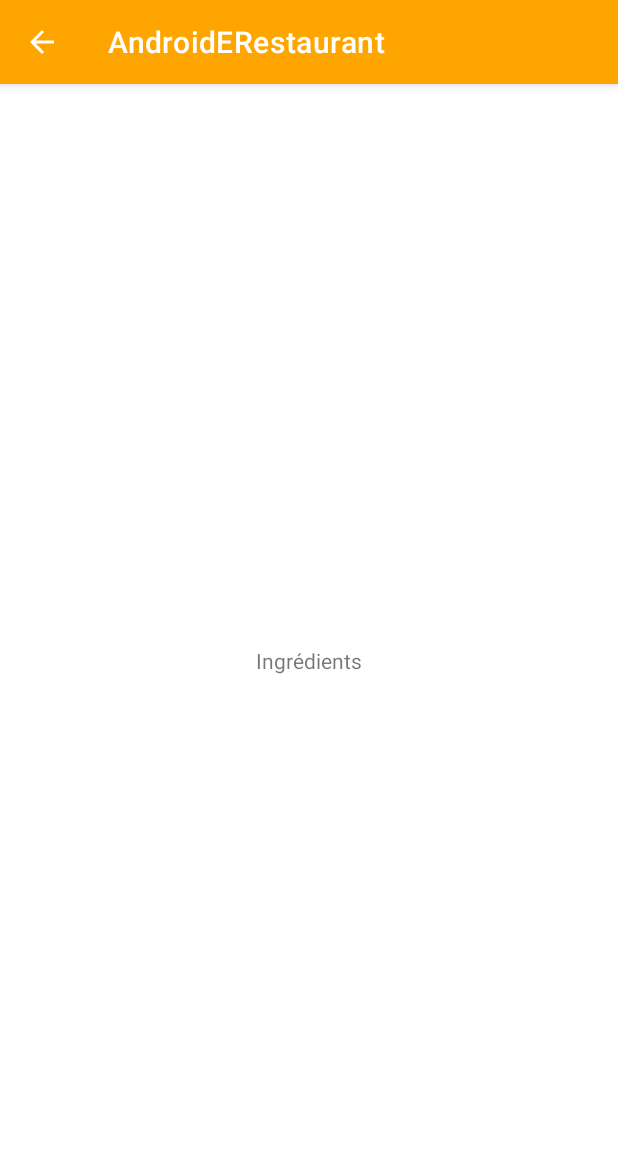
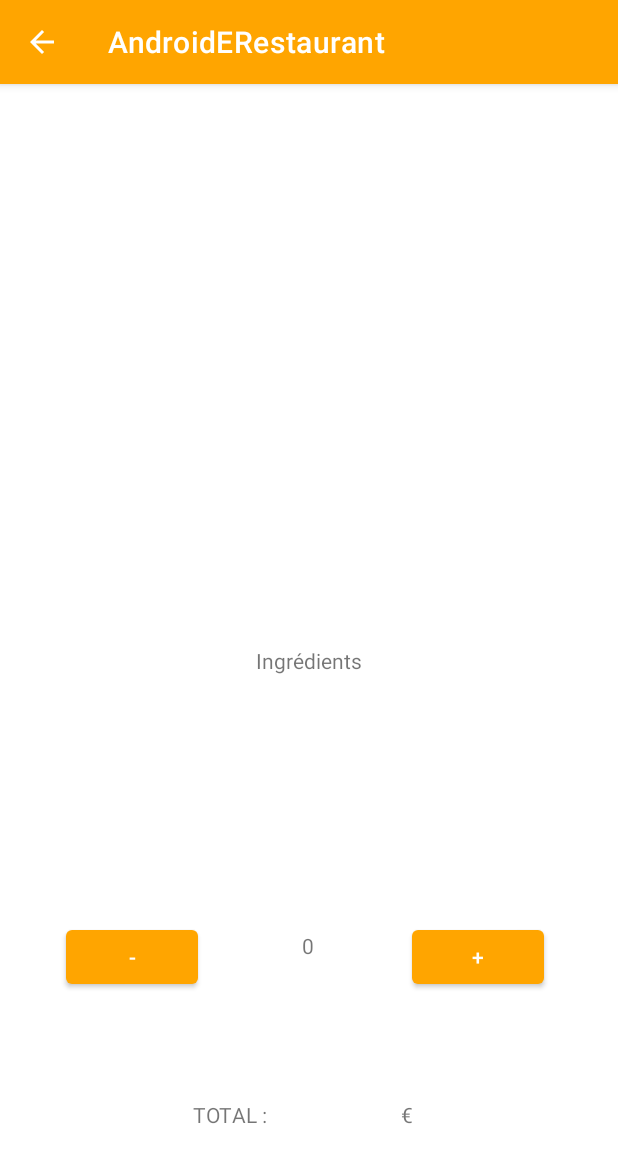
Before and after one commit to Thomas8483/AndroidERestaurant, an Android app: the DetailsActivity screen opened directly, with no data from a screen before it, on a phone screen of 412 x 824 dp. Shown: the top 1163 px of the screen. Run offline under Robolectric (Android 15) with nearby library versions, the phone set to English and light mode, and no system bars; network calls fail; 5 statements that could not run were skipped.

Commit message:
Compteur et addition

```diff
--- a/app/src/main/java/fr/isen/jaxel/androiderestaurant/DishAdapter.kt
+++ b/app/src/main/java/fr/isen/jaxel/androiderestaurant/DishAdapter.kt
@@ -39,7 +39,6 @@ internal class DishAdapter(private var myArrayList: ArrayList<Items>, val onItem
         }
     }
 
-
     override fun getItemCount(): Int = myArrayList.size
 
     @SuppressLint("NotifyDataSetChanged")
--- a/app/src/main/res/layout/activity_details.xml
+++ b/app/src/main/res/layout/activity_details.xml
@@ -5,6 +5,17 @@
     android:layout_width="match_parent"
     android:layout_height="match_parent"
     tools:context=".DetailsActivity">
+
+    <Button
+        android:id="@+id/lessButton"
+        android:layout_width="wrap_content"
+        android:layout_height="wrap_content"
+        android:layout_marginStart="44dp"
+        android:text="-"
+        app:layout_constraintBottom_toBottomOf="parent"
+        app:layout_constraintStart_toStartOf="parent"
+        app:layout_constraintTop_toBottomOf="@+id/ingredients"
+        app:layout_constraintVertical_bias="0.503" />
 
     <TextView
         android:id="@+id/ingredients"
@@ -25,4 +36,63 @@
         app:layout_constraintEnd_toEndOf="parent"
         app:layout_constraintStart_toStartOf="parent"
         app:layout_constraintTop_toTopOf="parent" />
+
+    <Button
+        android:id="@+id/plusButton"
+        android:layout_width="wrap_content"
+        android:layout_height="wrap_content"
+        android:text="+"
+        app:layout_constraintBottom_toBottomOf="parent"
+        app:layout_constraintEnd_toEndOf="parent"
+        app:layout_constraintHorizontal_bias="0.743"
+        app:layout_constraintStart_toEndOf="@+id/lessButton"
+        app:layout_constraintTop_toBottomOf="@+id/ingredients"
+        app:layout_constraintVertical_bias="0.503" />
+
+    <TextView
+        android:id="@+id/addition"
+        android:layout_width="89dp"
+        android:layout_height="19dp"
+        android:textAlignment="center"
+        app:layout_constraintBottom_toBottomOf="parent"
+        app:layout_constraintEnd_toEndOf="parent"
+        app:layout_constraintHorizontal_bias="0.552"
+        app:layout_constraintStart_toStartOf="parent"
+        app:layout_constraintTop_toBottomOf="@+id/lessButton" />
+
+    <TextView
+        android:id="@+id/quantity"
+        android:layout_width="36dp"
+        android:layout_height="33dp"
+        android:layout_marginTop="168dp"
+        android:text="0"
+        android:textAlignment="center"
+        app:layout_constraintBottom_toTopOf="@+id/addition"
+        app:layout_constraintEnd_toStartOf="@+id/plusButton"
+        app:layout_constraintHorizontal_bias="0.518"
+        app:layout_constraintStart_toEndOf="@+id/lessButton"
+        app:layout_constraintTop_toBottomOf="@+id/ingredients"
+        app:layout_constraintVertical_bias="0.03" />
+
+    <TextView
+        android:id="@+id/total"
+        android:layout_width="wrap_content"
+        android:layout_height="wrap_content"
+        android:text="TOTAL :"
+        app:layout_constraintBottom_toBottomOf="parent"
+        app:layout_constraintEnd_toStartOf="@+id/addition"
+        app:layout_constraintHorizontal_bias="1.0"
+        app:layout_constraintStart_toStartOf="parent"
+        app:layout_constraintTop_toBottomOf="@+id/lessButton" />
+
+    <TextView
+        android:id="@+id/euros"
+        android:layout_width="wrap_content"
+        android:layout_height="wrap_content"
+        android:text="€"
+        app:layout_constraintBottom_toBottomOf="parent"
+        app:layout_constraintEnd_toEndOf="parent"
+        app:layout_constraintHorizontal_bias="0.0"
+        app:layout_constraintStart_toEndOf="@+id/addition"
+        app:layout_constraintTop_toBottomOf="@+id/plusButton" />
 </androidx.constraintlayout.widget.ConstraintLayout>
--- a/app/src/main/res/values/strings.xml
+++ b/app/src/main/res/values/strings.xml
@@ -10,6 +10,7 @@
     <string name="image_plat">Image_plat</string>
     <string name="price">Prix</string>
     <string name="ingr_dients">Ingrédients</string>
+    <string name="euros">€</string>
 
     <string-array name="entries_list">
         <item>Entrée 1</item>
```
Also changed, not shown: app/src/main/AndroidManifest.xml (+7 -0 lines), app/src/main/java/fr/isen/jaxel/androiderestaurant/DetailsActivity.kt (+20 -0 lines), app/src/main/java/fr/isen/jaxel/androiderestaurant/ViewPagerAdapter.kt (added, +58 -0 lines), app/src/main/res/layout/food_list.xml (+19 -4 lines).
